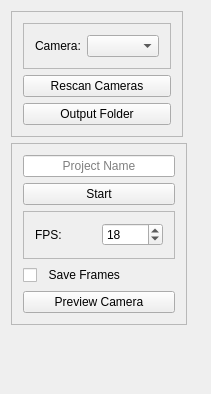
The window that src/forms/mainwindow.ui (vale981/Taevitas) describes before a commit, drawn with Qt 5.
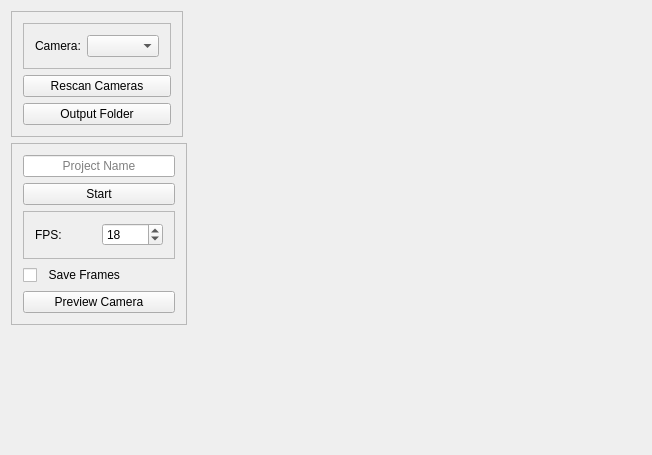
The same window after the commit.

Commit message: dirty_debug

```diff
--- a/src/forms/mainwindow.ui
+++ b/src/forms/mainwindow.ui
@@ -6,8 +6,8 @@
    <rect>
     <x>0</x>
     <y>0</y>
-    <width>200</width>
-    <height>394</height>
+    <width>652</width>
+    <height>455</height>
    </rect>
   </property>
   <property name="sizePolicy">
```
Left out of the diff: 14 changed lines with no effect on the pictures.
